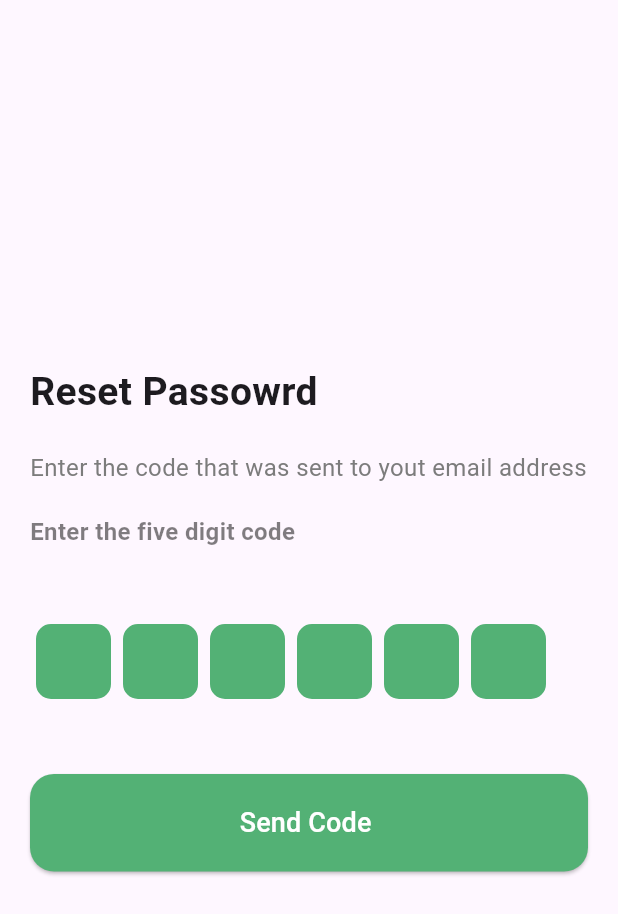
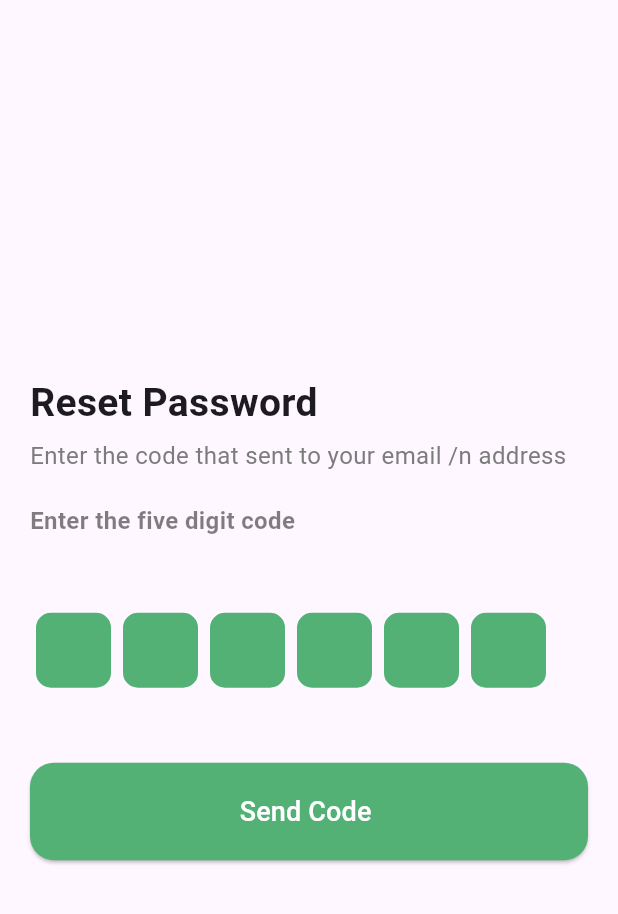
Before and after one commit to MohamedHamedAbdulhakam/my_nectar_app, a Flutter app: the ShowBottomSheetBodyFromContinue widget shown alone on an empty page, opened directly with empty values, on a phone screen of 412 x 824 dp. Shown: the top 914 px of the screen. Run offline on Flutter 3.47's test engine with Material 3 defaults, Android fonts, the phone set to English and light mode, and no system bars; drawn by our look-alikes of pin_code_text_field; our stand-ins replace get, go_router.

Commit message:
refactor my code

```diff
--- a/lib/features/auth/login_screen/presentation/views/widgets/show_bottom_sheet_body_from_continue.dart
+++ b/lib/features/auth/login_screen/presentation/views/widgets/show_bottom_sheet_body_from_continue.dart
@@ -1,8 +1,8 @@
 import 'package:flutter/material.dart';
-import 'package:get/get.dart';
 import 'package:my_nectar_app/constants.dart';
 import 'package:my_nectar_app/core/utils/styles.dart';
 import 'package:my_nectar_app/core/widgets/custom_button.dart';
+import 'package:my_nectar_app/core/widgets/text_section.dart';
 import 'package:my_nectar_app/features/auth/login_screen/presentation/views/widgets/show_bottom_sheet_body_from_send_to.dart';
 import 'package:pin_code_text_field/pin_code_text_field.dart';
 
@@ -22,12 +22,7 @@ class ShowBottomSheetBodyFromContinue extends StatelessWidget {
         mainAxisAlignment: MainAxisAlignment.center,
         crossAxisAlignment: CrossAxisAlignment.stretch,
         children: [
-          const Text('Reset Passowrd', style: Styles.textStyle26),
-          const SizedBox(
-            height: 20,
-          ),
-          Text('Enter the code that was sent to yout email address',
-              style: Styles.textStyle16.copyWith(color: kGreyColor)),
+          TextSection(textOne: 'Reset Password', textTwo: 'Enter the code that sent to your email /n address'),
           const SizedBox(
             height: 20,
           ),
```
Also changed, not shown: lib/features/auth/login_screen/presentation/views/widgets/forget_password_screen_body.dart (+4 -14 lines).
